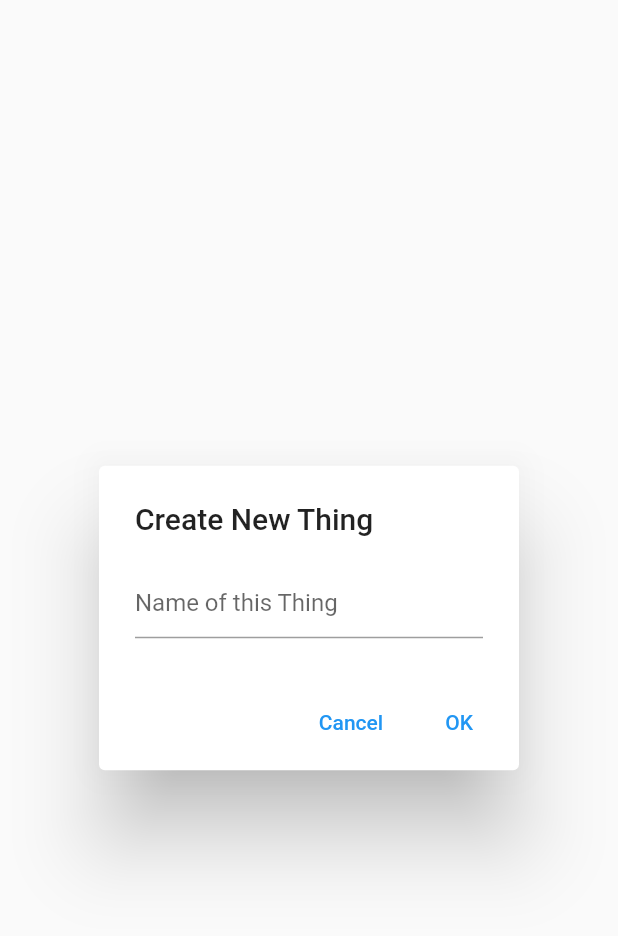
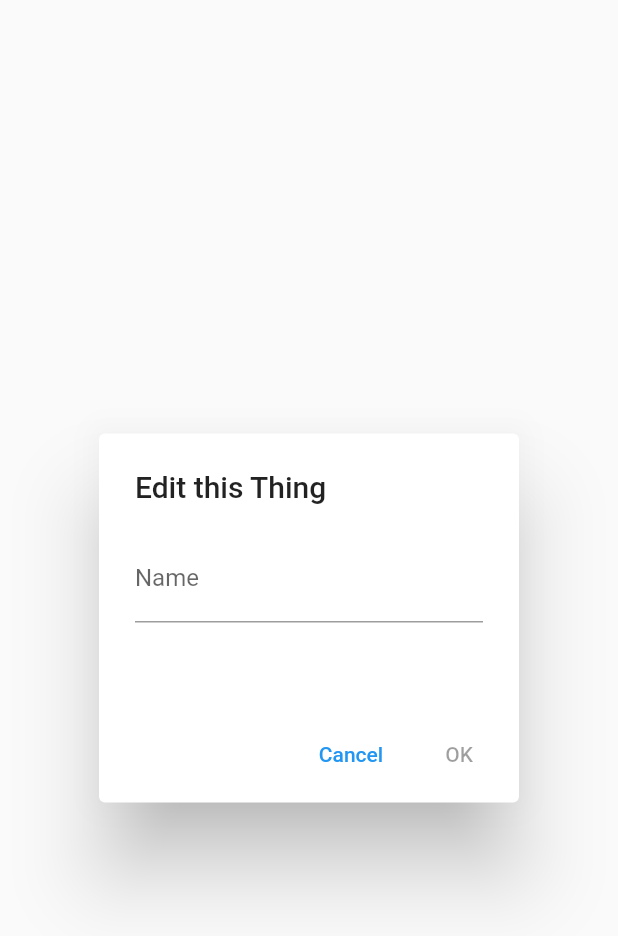
Before and after one commit to arcanemachine/api-playground-flutter, a Flutter app: the ThingUpdateAlertDialog widget shown alone on an empty page, opened directly with empty values, on a phone screen of 412 x 824 dp. Shown: the top 936 px of the screen. Run offline on Flutter 3.47's test engine with Material 2 defaults, Android fonts, the phone set to English and light mode, and no system bars; our stand-ins replace flutter_mobx, flutter_secure_storage, go_router, mobx, shared_preferences; accounts and stored records are empty; generated files the repository leaves out were written again; network calls fail.

Commit message:
Can now update Things

```diff
--- a/api_playground/lib/globals.dart
+++ b/api_playground/lib/globals.dart
@@ -20,4 +20,5 @@ class _Urls {
   // things
   static const String _thingsBaseUrl = "$_baseUrl/things";
   String get thingList { return "$_thingsBaseUrl/"; }
+  String thingDetail(int thingId) { return "$_thingsBaseUrl/$thingId/"; }
 }
--- a/api_playground/lib/screens/things.dart
+++ b/api_playground/lib/screens/things.dart
@@ -1,6 +1,7 @@
 // ignore: unused_import
 import 'dart:developer';
 
+import 'package:api_playground/models.dart';
 import 'package:flutter/material.dart';
 import 'package:flutter_mobx/flutter_mobx.dart';
 
@@ -73,10 +74,10 @@ class ThingsListWidget extends StatelessWidget {
                   textAlign: TextAlign.center,
                 )
                 : ListTile(
-                      onLongPress: () => showDialog(
+                  onTap: () => showDialog<String>(
                     context: context,
                     builder: (BuildContext context) =>
-                            _thingMenu(context, store.things[i].id),
+                      _thingMenu(context, store.things[i])
                   ),
                   title: Text(
                     "- ${store.things[i].name}",
@@ -91,18 +92,27 @@ class ThingsListWidget extends StatelessWidget {
     );
   }
 
-  Widget _thingMenu(BuildContext context, int thingId) {
+  Widget _thingMenu(BuildContext context, Thing thing) {
     return AlertDialog(
       title: const Text("Manage this Thing", textAlign: TextAlign.center),
+      actions: [
+        TextButton(
+          child: const Text("Cancel"),
+          onPressed: () async => Navigator.pop(context),
+        ),
+      ],
       content: Column(
         mainAxisSize: MainAxisSize.min,
         children: <Widget>[
           ListTile(
             title: const Text("Edit this Thing"),
-            onTap: () => showDialog(
+            onTap: () {
+              Navigator.pop(context);
+              showDialog(
                 context: context,
-              builder: (_) => ThingUpdateAlertDialog(thingId: thingId),
-            ),
+                builder: (_) => ThingUpdateAlertDialog(thing: thing),
+              );
+            },
           ),
           ListTile(
             title: const Text("Delete this Thing"),
@@ -110,12 +120,6 @@ class ThingsListWidget extends StatelessWidget {
           ),
         ],
       ),
-      actions: [
-        TextButton(
-          child: const Text("Cancel"),
-          onPressed: () async => Navigator.pop(context),
-        ),
-      ],
     );
   }
 
@@ -232,43 +236,94 @@ class _ThingCreateWidgetState extends State<ThingCreateWidget> {
 // update
 class ThingUpdateAlertDialog extends StatefulWidget {
   const ThingUpdateAlertDialog({
-    Key? key, required this.thingId
+    Key? key, required this.thing
   }) : super(key: key);
 
-  final int thingId;
+  final Thing thing;
 
   @override
   State<ThingUpdateAlertDialog> createState() => _ThingUpdateAlertDialogState();
 }
 
 class _ThingUpdateAlertDialogState extends State<ThingUpdateAlertDialog> {
-  final _controller = TextEditingController();
+  final TextEditingController _controller = TextEditingController();
+
+  bool _isLoading = false;
+  String _errorText = "";
+
+  @override
+  initState() {
+    super.initState();
+
+    _controller.text = widget.thing.name;
+  }
 
   void _handleSubmit() async {
+    int _thingId = widget.thing.id;
     String _thingName = _controller.text;
+
+    setState(() { _isLoading = true; });
 
     // create thing
     try {
-      await store.thingUpdate(widget.thingId, _thingName).then((x) {
-        widgetHelpers.snackBarShow(context, "Thing created: $_thingName");
-      });
-    } catch (e) {
-      widgetHelpers.snackBarShow(context, e);
-    }
+      await store.thingUpdate(_thingId, _thingName).then((x) {
+        setState(() { _isLoading = false; });
+
+        widgetHelpers
+          .snackBarShow(context, "Thing updated successfully");
+
+        // refresh local thing list
+        store.refreshThingList();
 
         // close the AlertDialog
         Navigator.pop(context);
+      });
+    } on Exception catch (e) {
+      setState(() {
+        _isLoading = false;
+        _errorText = e.toString();
+      });
+    }
   }
 
   @override
   Widget build(BuildContext context) {
     return AlertDialog(
-      title: const Text("Create New Thing"),
-      content: TextFormField(
+      title: Row(
+        children: [
+          const Flexible(fit: FlexFit.tight, child: Text("Edit this Thing")),
+          SizedBox(
+            height: 16.0, width: 16.0,
+            child: _isLoading ?
+            const CircularProgressIndicator() : const SizedBox.shrink(),
+          ),
+        ],
+      ),
+      content: Column(
+        mainAxisSize: MainAxisSize.min,
+        children: [
+          TextFormField(
             controller: _controller,
-        onChanged: (val) => setState(() {}),
-        decoration: const InputDecoration(hintText: "Name of this Thing"),
+            enabled: !_isLoading,
+            decoration: const InputDecoration(
+              hintText: "New Thing name",
+              labelText: "Name",
+            ),
+            onChanged: (x) => setState(() {}),
             onFieldSubmitted: (x) async => _handleSubmit(),
+          ),
+          Padding(
+            padding: const EdgeInsets.only(top: 16.0),
+            child:_errorText != ""
+              ? Text(_errorText,
+                style: const TextStyle(
+                  color: Colors.red,
+                  fontWeight: FontWeight.bold
+                ),
+              )
+              : const SizedBox(height: 16.0),
+          ),
+        ],
       ),
       actions: <Widget>[
         TextButton(
@@ -277,11 +332,13 @@ class _ThingUpdateAlertDialogState extends State<ThingUpdateAlertDialog> {
         ),
         TextButton(
           child: const Text("OK"),
-          onPressed: () => _controller.text.isNotEmpty ? _handleSubmit() : null,
+          onPressed: _controller.text.isNotEmpty&& !_isLoading ?
+              () { _handleSubmit(); } : null,
         ),
       ],
     );
   }
 }
 
+
 // delete
```
Also changed, not shown: api_playground/lib/stores/things.dart (+8 -3 lines). Lines whose indentation alone changed are shown as unchanged.
